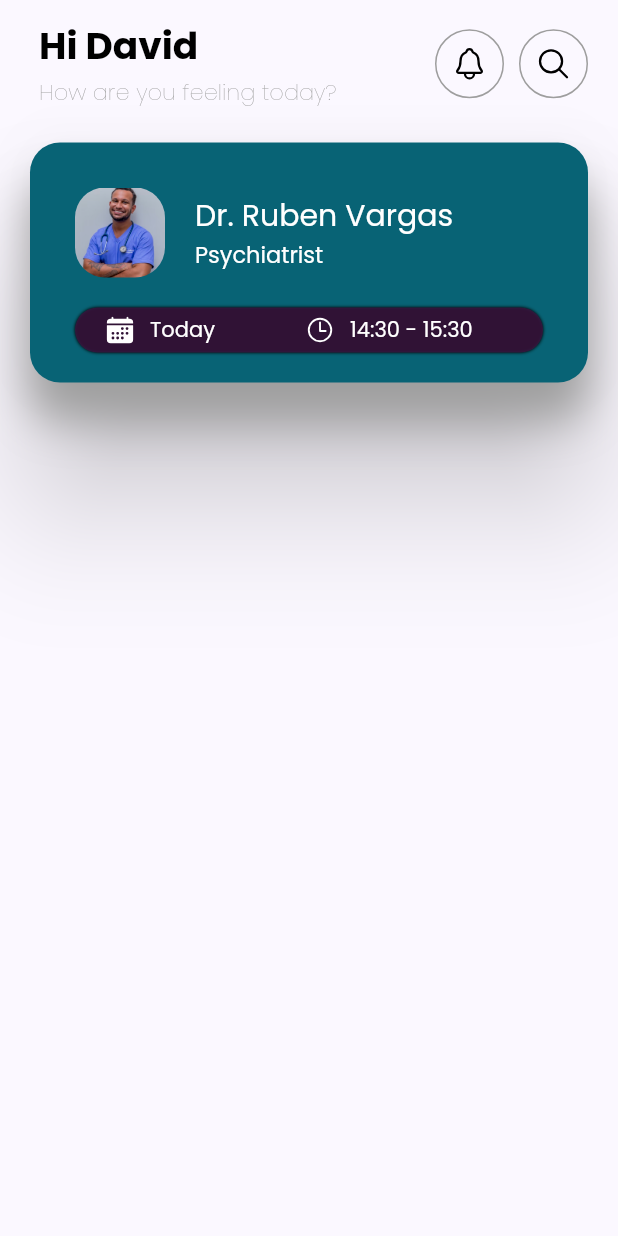
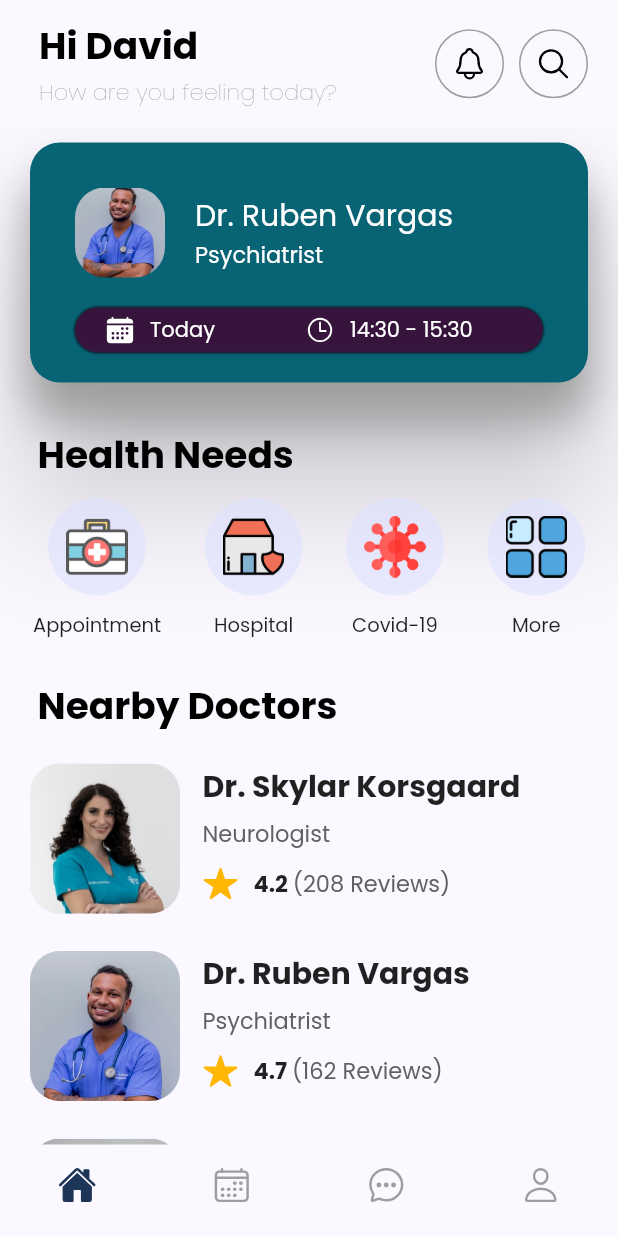
Before and after one commit to shashank16sundar/Health-App-UI, a Flutter app: the screen it shows after launch, on a phone screen of 412 x 824 dp. Run offline on Flutter 3.47's test engine with Material 2 defaults, Android fonts, the phone set to English and light mode, and no system bars; our stand-ins replace google_fonts, ionicons.

Commit message:
2nd Commit - Home Page Done

```diff
--- a/lib/screens/home_page.dart
+++ b/lib/screens/home_page.dart
@@ -1,4 +1,7 @@
 import 'package:flutter/material.dart';
+import 'package:health_app/sections/health_needs.dart';
+import 'package:health_app/sections/nearby_doctors_section.dart';
+import 'package:health_app/widgets/headline_text.dart';
 import 'package:ionicons/ionicons.dart';
 
 class HomePage extends StatelessWidget {
@@ -12,23 +15,20 @@ class HomePage extends StatelessWidget {
         backgroundColor: Colors.transparent,
         elevation: 0,
         title: Container(
-          margin: const EdgeInsets.only(left: 10),
+          margin: const EdgeInsets.only(left: 5),
           child: const Column(
             crossAxisAlignment: CrossAxisAlignment.start,
             children: [
-              Text(
-                'Hi David',
-                style: TextStyle(
-                    fontSize: 25,
-                    color: Colors.black,
-                    fontWeight: FontWeight.bold),
-              ),
-              Text(
-                'How are you feeling today?',
-                style: TextStyle(
-                  color: Colors.grey,
-                  fontSize: 15,
-                  fontWeight: FontWeight.w200,
+              HeadlineText(headline: 'Hi David'),
+              Padding(
+                padding: EdgeInsets.only(left: 5.0),
+                child: Text(
+                  'How are you feeling today?',
+                  style: TextStyle(
+                    color: Colors.grey,
+                    fontSize: 15,
+                    fontWeight: FontWeight.w200,
+                  ),
                 ),
               ),
             ],
@@ -128,7 +128,7 @@ class HomePage extends StatelessWidget {
                       padding: const EdgeInsets.fromLTRB(20, 2, 20, 2),
                       decoration: BoxDecoration(
                         borderRadius: BorderRadius.circular(20),
-                        color: const Color(0xFF3c1642).withOpacity(0.8),
+                        color: const Color(0xFF3c1642).withOpacity(0.9),
                         boxShadow: const [
                           BoxShadow(blurRadius: 1.0, spreadRadius: 0.2),
                         ],
@@ -164,8 +164,54 @@ class HomePage extends StatelessWidget {
                 ),
               ),
             ),
+            const SizedBox(height: 30),
+            const HealthNeeds(),
+            const SizedBox(height: 20),
+            const NearbyDoctors(),
           ],
         ),
+      ),
+      bottomNavigationBar: BottomNavigationBar(
+        showSelectedLabels: false,
+        showUnselectedLabels: false,
+        currentIndex: 0,
+        type: BottomNavigationBarType.fixed,
+        selectedItemColor: const Color(0xFF1d3557),
+        elevation: 0,
+        iconSize: 26,
+        items: const [
+          BottomNavigationBarItem(
+              icon: Icon(
+                Ionicons.home_outline,
+                color: Colors.grey,
+              ),
+              label: "Home",
+              activeIcon: Icon(Ionicons.home)),
+          BottomNavigationBarItem(
+            icon: Icon(
+              Ionicons.calendar_outline,
+              color: Colors.grey,
+            ),
+            label: 'Calendar',
+            activeIcon: Icon(Ionicons.calendar),
+          ),
+          BottomNavigationBarItem(
+            icon: Icon(
+              Ionicons.chatbubble_ellipses_outline,
+              color: Colors.grey,
+            ),
+            label: 'Chat',
+            activeIcon: Icon(Ionicons.chatbubble_ellipses),
+          ),
+          BottomNavigationBarItem(
+            icon: Icon(
+              Ionicons.person_outline,
+              color: Colors.grey,
+            ),
+            label: 'My Profile',
+            activeIcon: Icon(Ionicons.person),
+          ),
+        ],
       ),
     );
   }
--- /dev/null
+++ b/lib/sections/health_needs.dart
@@ -0,0 +1,52 @@
+import 'package:flutter/material.dart';
+import 'package:health_app/widgets/health_needs_widget.dart';
+
+class HealthNeeds extends StatelessWidget {
+  const HealthNeeds({super.key});
+
+  @override
+  Widget build(BuildContext context) {
+    return Column(
+      crossAxisAlignment: CrossAxisAlignment.start,
+      children: [
+        Container(
+          padding: const EdgeInsets.only(left: 5),
+          child: const Text(
+            'Health Needs',
+            style: TextStyle(
+              fontSize: 25,
+              color: Colors.black,
+              fontWeight: FontWeight.bold,
+            ),
+          ),
+        ),
+        const SizedBox(height: 10),
+        Container(
+          height: 100,
+          padding: const EdgeInsets.symmetric(horizontal: 2),
+          child: const Row(
+            mainAxisAlignment: MainAxisAlignment.spaceBetween,
+            children: [
+              HealthNeedsCircularWidget(
+                imageUrl: 'appointment.png',
+                imageDesc: 'Appointment',
+              ),
+              HealthNeedsCircularWidget(
+                imageUrl: 'hospital.png',
+                imageDesc: 'Hospital',
+              ),
+              HealthNeedsCircularWidget(
+                imageUrl: 'virus.png',
+                imageDesc: 'Covid-19',
+              ),
+              HealthNeedsCircularWidget(
+                imageUrl: 'more.png',
+                imageDesc: 'More',
+              ),
+            ],
+          ),
+        ),
+      ],
+    );
+  }
+}
--- /dev/null
+++ b/lib/sections/nearby_doctors_section.dart
@@ -0,0 +1,41 @@
+import 'package:flutter/material.dart';
+import 'package:health_app/widgets/doctor_desc_widget.dart';
+import 'package:health_app/widgets/headline_text.dart';
+
+class NearbyDoctors extends StatelessWidget {
+  const NearbyDoctors({super.key});
+
+  @override
+  Widget build(BuildContext context) {
+    return const Column(
+      crossAxisAlignment: CrossAxisAlignment.start,
+      children: [
+        HeadlineText(headline: 'Nearby Doctors'),
+        SizedBox(height: 20),
+        DoctorDescription(
+          name: 'Dr. Skylar Korsgaard',
+          profession: 'Neurologist',
+          ratings: 4.2,
+          reviews: 208,
+          imageURL: 'doctor_3.jpg',
+        ),
+        SizedBox(height: 25),
+        DoctorDescription(
+          name: 'Dr. Ruben Vargas',
+          profession: 'Psychiatrist',
+          ratings: 4.7,
+          reviews: 162,
+          imageURL: 'doctor_2.jpg',
+        ),
+        SizedBox(height: 25),
+        DoctorDescription(
+          name: 'Dr. Vinay Pratap',
+          profession: 'Psychiatrist',
+          ratings: 4.1,
+          reviews: 312,
+          imageURL: 'doctor_1.jpg',
+        ),
+      ],
+    );
+  }
+}
--- /dev/null
+++ b/lib/widgets/doctor_desc_widget.dart
@@ -0,0 +1,82 @@
+import 'package:flutter/material.dart';
+import 'package:ionicons/ionicons.dart';
+
+class DoctorDescription extends StatelessWidget {
+  final String name, profession, imageURL;
+  final double ratings;
+  final int reviews;
+  const DoctorDescription({
+    super.key,
+    required this.name,
+    required this.profession,
+    required this.imageURL,
+    required this.ratings,
+    required this.reviews,
+  });
+
+  @override
+  Widget build(BuildContext context) {
+    return Row(
+      children: [
+        Container(
+          width: 100,
+          height: 100,
+          padding: const EdgeInsets.all(12),
+          decoration: BoxDecoration(
+            borderRadius: BorderRadius.circular(20),
+            image: DecorationImage(
+              image: AssetImage('assets/$imageURL'),
+              fit: BoxFit.cover,
+              alignment: Alignment.topCenter,
+            ),
+            color:
+                Theme.of(context).colorScheme.primaryContainer.withOpacity(0.6),
+          ),
+        ),
+        const SizedBox(width: 15),
+        SizedBox(
+          height: 100,
+          child: Column(
+            mainAxisAlignment: MainAxisAlignment.start,
+            crossAxisAlignment: CrossAxisAlignment.start,
+            children: [
+              Text(
+                name,
+                style: const TextStyle(
+                  fontWeight: FontWeight.bold,
+                  fontSize: 20,
+                ),
+              ),
+              const SizedBox(
+                height: 5,
+              ),
+              Text(
+                profession,
+                style: TextStyle(fontSize: 15, color: Colors.grey[700]),
+              ),
+              const SizedBox(height: 10),
+              Row(
+                children: [
+                  const Icon(
+                    Ionicons.star,
+                    color: Color(0xFFffb703),
+                  ),
+                  const SizedBox(width: 10),
+                  Text(
+                    '$ratings ',
+                    style: const TextStyle(
+                        fontSize: 15, fontWeight: FontWeight.bold),
+                  ),
+                  Text(
+                    '($reviews Reviews)',
+                    style: TextStyle(fontSize: 15, color: Colors.grey[700]),
+                  )
+                ],
+              ),
+            ],
+          ),
+        )
+      ],
+    );
+  }
+}
--- /dev/null
+++ b/lib/widgets/headline_text.dart
@@ -0,0 +1,21 @@
+import 'package:flutter/material.dart';
+
+class HeadlineText extends StatelessWidget {
+  final String headline;
+  const HeadlineText({super.key, required this.headline});
+
+  @override
+  Widget build(BuildContext context) {
+    return Container(
+      padding: const EdgeInsets.only(left: 5),
+      child: Text(
+        headline,
+        style: const TextStyle(
+          fontSize: 25,
+          color: Colors.black,
+          fontWeight: FontWeight.bold,
+        ),
+      ),
+    );
+  }
+}
--- /dev/null
+++ b/lib/widgets/health_needs_widget.dart
@@ -0,0 +1,36 @@
+import 'package:flutter/material.dart';
+
+class HealthNeedsCircularWidget extends StatelessWidget {
+  final String imageUrl, imageDesc;
+  const HealthNeedsCircularWidget(
+      {super.key, required this.imageUrl, required this.imageDesc});
+
+  @override
+  Widget build(BuildContext context) {
+    return SizedBox(
+      height: 100,
+      child: Column(
+        children: [
+          Container(
+            width: 65,
+            height: 65,
+            padding: const EdgeInsets.all(12),
+            decoration: BoxDecoration(
+              shape: BoxShape.circle,
+              color: Theme.of(context)
+                  .colorScheme
+                  .primaryContainer
+                  .withOpacity(0.6),
+            ),
+            child: Image.asset('assets/$imageUrl'),
+          ),
+          const SizedBox(height: 10),
+          Text(
+            imageDesc,
+            style: const TextStyle(fontSize: 13),
+          ),
+        ],
+      ),
+    );
+  }
+}
```
Also changed, not shown: lib/utils/universal_styles.dart (added).
